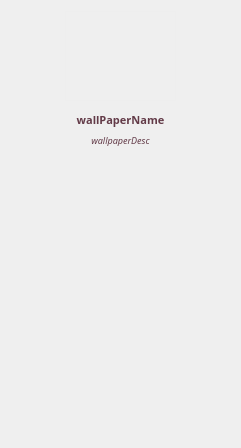
This is kde/kaptan/ui/ui_wallpaperItem.ui in pars-linux/uludag as Qt 5 draws it before an edit. The edited form follows.
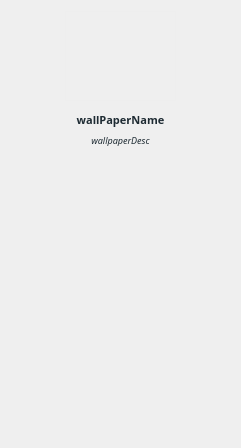
This is the edited form. Icons and pictures are not drawn.

```diff
--- a/kde/kaptan/ui/ui_wallpaperItem.ui
+++ b/kde/kaptan/ui/ui_wallpaperItem.ui
@@ -20,7 +20,7 @@
    <string>Form</string>
   </property>
   <property name="styleSheet">
-   <string notr="true">color:#633b48;</string>
+   <string notr="true">color: rgb(30, 43, 51);</string>
   </property>
   <layout class="QVBoxLayout" name="verticalLayout_2">
    <item>
```
